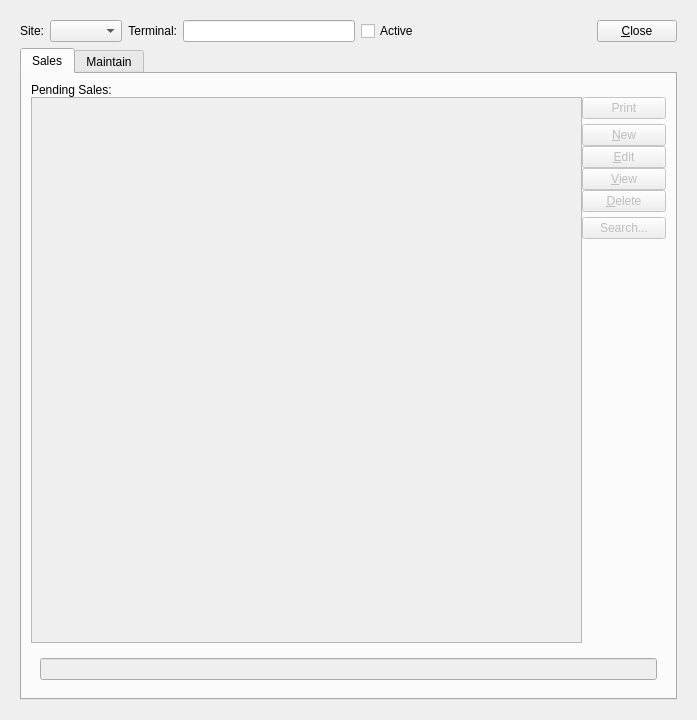
Old version of the form xtpos/trunk/resources/client/uiforms/cashRegister.ui in the repository WooodHead/xtuple.
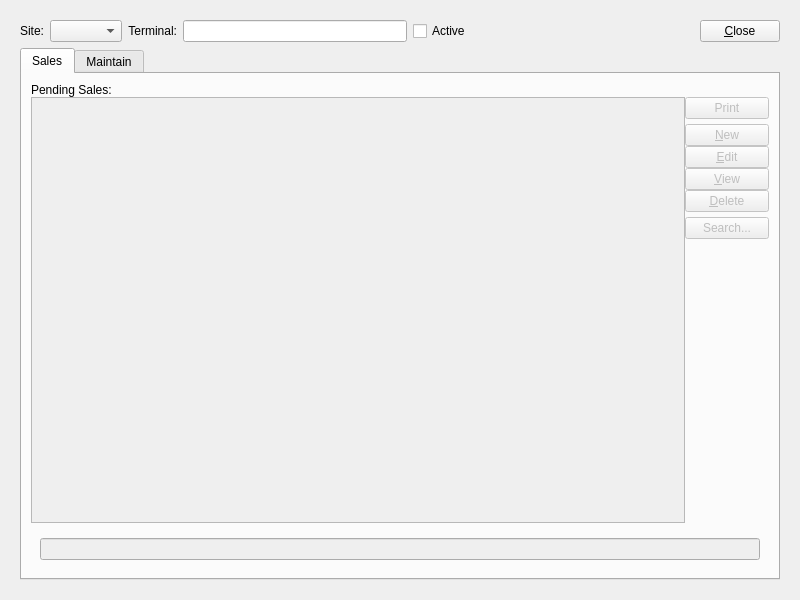
New version of the form. Custom widgets are drawn as their Qt base class.

What changed in the file:
```diff
--- a/xtpos/trunk/resources/client/uiforms/cashRegister.ui
+++ b/xtpos/trunk/resources/client/uiforms/cashRegister.ui
@@ -6,8 +6,8 @@
    <rect>
     <x>0</x>
     <y>0</y>
-    <width>697</width>
-    <height>720</height>
+    <width>800</width>
+    <height>600</height>
    </rect>
   </property>
   <property name="windowTitle">
```
